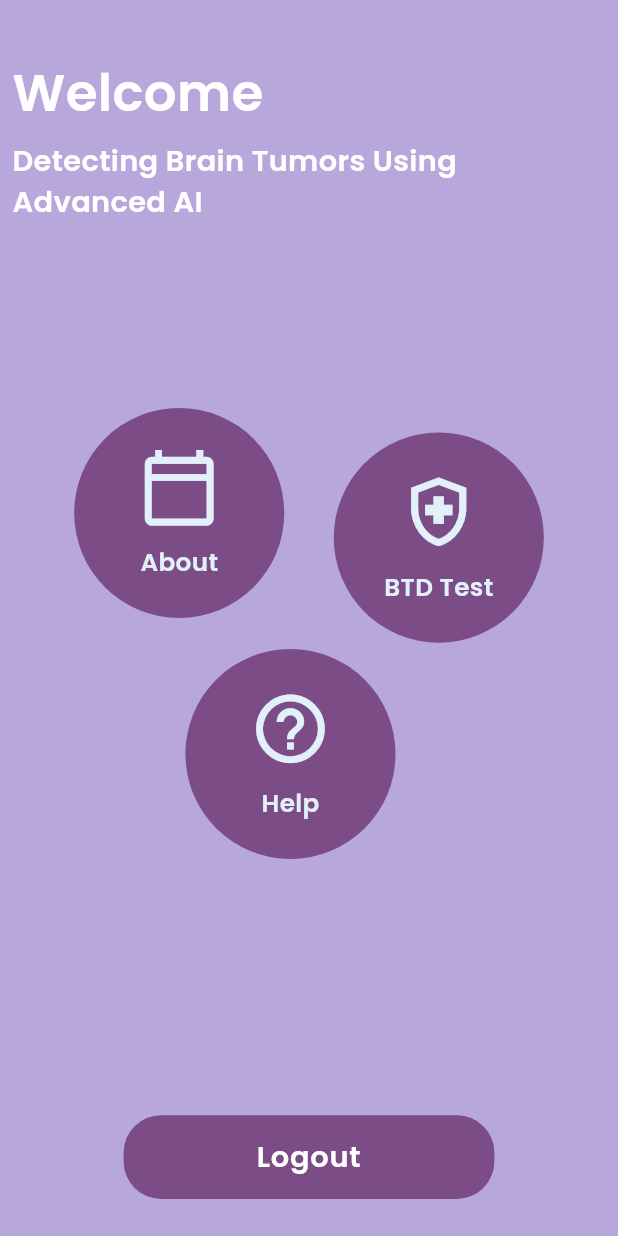
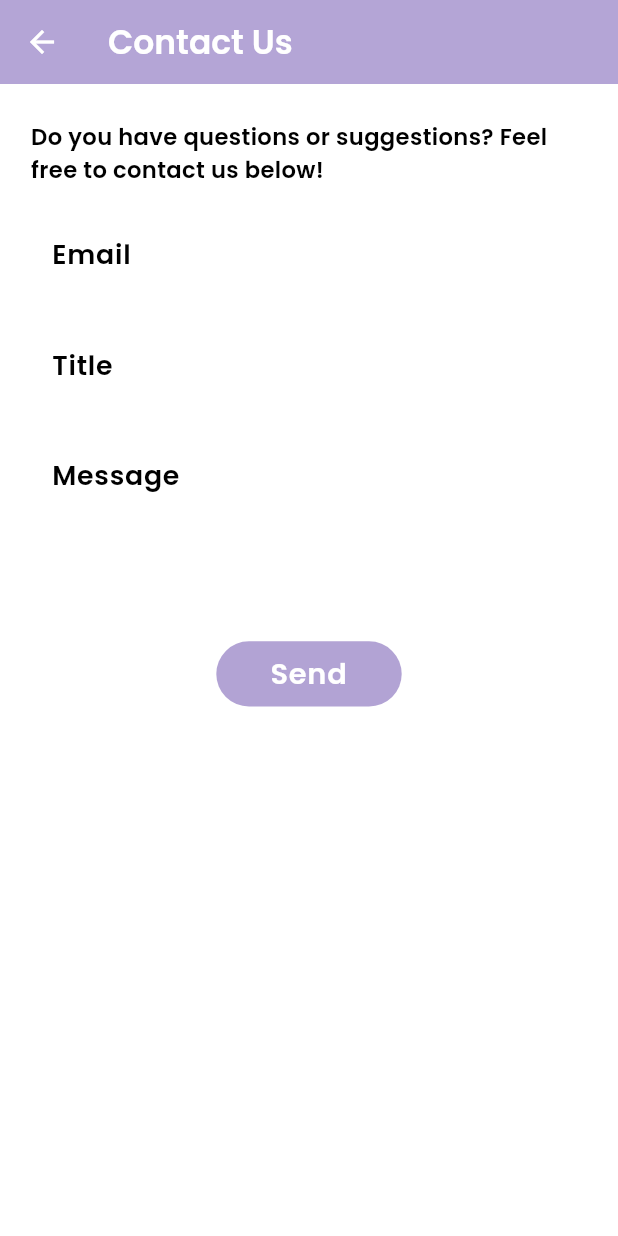
Before and after one commit to AbdulRahmanMudasser/neurocare-hub, a Flutter app: the HomePage screen opened by its route, after a tap on "Help", on a phone screen of 412 x 824 dp. Run offline on Flutter 3.47's test engine with Material 3 defaults, Android fonts, the phone set to English and light mode, and no system bars; our stand-ins replace get.

Commit message:
Help Page Completed

```diff
--- a/lib/controllers/home_controller.dart
+++ b/lib/controllers/home_controller.dart
@@ -1,3 +1,4 @@
+import 'package:flutter/material.dart';
 import 'package:get/get.dart';
 
 class HomeController extends GetxController {
@@ -10,4 +11,49 @@ class HomeController extends GetxController {
   navigateToAboutPage() {
     return Get.toNamed("/about");
   }
+
+  // navigate to help page
+  navigateToHelpPage() {
+    return Get.toNamed("/help");
+  }
+
+  TextEditingController helpEmailController = TextEditingController();
+  TextEditingController helpTitleController = TextEditingController();
+  TextEditingController helpQueryController = TextEditingController();
+
+  // method to validate email text field
+  String? validateEmailTextField(String? value) {
+    if (value!.isEmpty) {
+      return "Please enter valid Email";
+    }
+
+    return null;
+  }
+
+  // method to validate title text field
+  String? validateTitleTextField(String? value) {
+    if (value!.isEmpty) {
+      return "Please enter correct Title";
+    }
+
+    return null;
+  }
+
+  // method to validate query text field
+  String? validateQueryTextField(String? value) {
+    if (value!.isEmpty) {
+      return "Please enter a Query";
+    }
+
+    return null;
+  }
+
+  @override
+  void dispose() {
+    helpEmailController.dispose();
+    helpTitleController.dispose();
+    helpQueryController.dispose();
+
+    super.dispose();
+  }
 }
--- a/lib/pages/about_page.dart
+++ b/lib/pages/about_page.dart
@@ -77,9 +77,9 @@ class AboutPage extends StatelessWidget {
                   height: 20.0.hp,
                   width: 40.0.wp,
                   fit: BoxFit.cover,
-                )
+                ),
               ],
-            )
+            ),
           ],
         ),
       ),
--- /dev/null
+++ b/lib/pages/contact_us_page.dart
@@ -0,0 +1,95 @@
+import 'package:flutter/material.dart';
+import 'package:get/get.dart';
+import 'package:neuro_care_hub_app/controllers/home_controller.dart';
+import 'package:neuro_care_hub_app/utils/extensions/size_extension.dart';
+import 'package:neuro_care_hub_app/utils/methods/alert_dialog.dart';
+import 'package:neuro_care_hub_app/utils/styles/text_styles.dart';
+import 'package:neuro_care_hub_app/utils/widgets/reusable%20widgets/reusable_button.dart';
+import 'package:neuro_care_hub_app/utils/widgets/reusable%20widgets/text_form_field.dart';
+
+class HelpPage extends StatelessWidget {
+  HelpPage({super.key});
+
+  final HomeController homeController = Get.find();
+
+  @override
+  Widget build(BuildContext context) {
+    return Scaffold(
+      backgroundColor: Colors.white.withOpacity(0.98),
+      appBar: AppBar(
+        foregroundColor: Colors.white,
+        backgroundColor: const Color(0xffb4a5d6),
+        title: Text(
+          "Contact Us",
+          style: TextStyles.boldDarkLargeTextStyle().copyWith(color: Colors.white),
+        ),
+      ),
+      body: Padding(
+        padding: EdgeInsets.symmetric(horizontal: 5.0.wp, vertical: 3.0.hp),
+        child: Column(
+          crossAxisAlignment: CrossAxisAlignment.start,
+          children: [
+            Text(
+              "Do you have questions or suggestions? Feel free to contact us below!",
+              style: TextStyles.boldDarkSmallTextStyle().copyWith(fontWeight: FontWeight.w200),
+              softWrap: true,
+            ),
+            SizedBox(
+              height: 2.0.hp,
+            ),
+            ReusableTextFormField(
+              controller: homeController.helpEmailController,
+              hintText: "Email",
+              icon: null,
+              validator: (value) => homeController.validateEmailTextField(value),
+              keyboardType: TextInputType.emailAddress,
+              obscureText: false,
+            ),
+            SizedBox(
+              height: 2.0.hp,
+            ),
+            ReusableTextFormField(
+              controller: homeController.helpTitleController,
+              hintText: "Title",
+              icon: null,
+              validator: (value) => homeController.validateEmailTextField(value),
+              keyboardType: TextInputType.emailAddress,
+              obscureText: false,
+            ),
+            SizedBox(
+              height: 2.0.hp,
+            ),
+            ReusableTextFormField(
+              controller: homeController.helpQueryController,
+              hintText: "Message",
+              icon: null,
+              validator: (value) => homeController.validateEmailTextField(value),
+              keyboardType: TextInputType.emailAddress,
+              obscureText: false,
+              maxLines: 6,
+            ),
+
+            SizedBox(
+              height: 10.0.hp,
+            ),
+
+            // send button
+            Align(
+              alignment: Alignment.center,
+              child: ReusableButton(
+                onTap: () => AlertDialogs.messageAlertDialog(
+                  Icons.check_circle,
+                  "Your Query Has Been Sent",
+                ),
+                text: "Send",
+                color: const Color(0xffb2a3d4),
+                verticalPadding: 1,
+                width: 30,
+              ),
+            ),
+          ],
+        ),
+      ),
+    );
+  }
+}
--- a/lib/pages/home_page.dart
+++ b/lib/pages/home_page.dart
@@ -110,7 +110,7 @@ class HomePage extends StatelessWidget {
                 crossAxisAlignment: CrossAxisAlignment.start,
                 children: [
                   CircleNavigator(
-                    onTap: () {},
+                    onTap: () => homeController.navigateToHelpPage(),
                     icon: Icons.help_outline,
                     text: "Help",
                   ),
--- a/lib/routes/routes.dart
+++ b/lib/routes/routes.dart
@@ -2,6 +2,7 @@ import 'package:get/get.dart';
 import 'package:neuro_care_hub_app/controllers/authentication_controller.dart';
 import 'package:neuro_care_hub_app/controllers/home_controller.dart';
 import 'package:neuro_care_hub_app/pages/about_page.dart';
+import 'package:neuro_care_hub_app/pages/contact_us_page.dart';
 import 'package:neuro_care_hub_app/pages/home_page.dart';
 import 'package:neuro_care_hub_app/pages/sign_up_page.dart';
 import 'package:neuro_care_hub_app/pages/splash_page.dart';
@@ -53,5 +54,12 @@ class AppRoutes {
         Get.put(HomeController());
       }),
     ),
+    GetPage(
+      name: HELP,
+      page: () => HelpPage(),
+      binding: BindingsBuilder(() {
+        Get.put(HomeController());
+      }),
+    ),
   ];
 }
--- a/lib/utils/styles/text_field_borders_styles.dart
+++ b/lib/utils/styles/text_field_borders_styles.dart
@@ -30,4 +30,34 @@ class TextFieldBorderStyles {
     borderRadius: BorderRadius.circular(10),
     borderSide: BorderSide.none,
   );
+
+  static UnderlineInputBorder underlineBorder = UnderlineInputBorder(
+    borderRadius: BorderRadius.circular(10),
+    borderSide: const BorderSide(color: Colors.black),
+  );
+
+  static OutlineInputBorder underlineDisableBorder = OutlineInputBorder(
+    borderRadius: BorderRadius.circular(10),
+    borderSide: const BorderSide(color: Colors.black),
+  );
+
+  static OutlineInputBorder underlineErrorBorder = OutlineInputBorder(
+    borderRadius: BorderRadius.circular(10),
+    borderSide: BorderSide.none,
+  );
+
+  static OutlineInputBorder underlineEnabledBorder = OutlineInputBorder(
+    borderRadius: BorderRadius.circular(10),
+    borderSide: BorderSide.none,
+  );
+
+  static OutlineInputBorder underlineFocusedBorder = OutlineInputBorder(
+    borderRadius: BorderRadius.circular(10),
+    borderSide: BorderSide.none,
+  );
+
+  static OutlineInputBorder underlineFocusedErrorBorder = OutlineInputBorder(
+    borderRadius: BorderRadius.circular(10),
+    borderSide: BorderSide.none,
+  );
 }
--- a/lib/utils/widgets/reusable widgets/text_form_field.dart
+++ b/lib/utils/widgets/reusable widgets/text_form_field.dart
@@ -13,14 +13,16 @@ class ReusableTextFormField extends StatelessWidget {
     required this.validator,
     required this.keyboardType,
     required this.obscureText,
+    this.maxLines = 1,
   });
 
   final TextEditingController controller;
   final String hintText;
-  final IconData icon;
+  final IconData? icon;
   final String? Function(String?)? validator;
   final TextInputType keyboardType;
   final bool obscureText;
+  final int maxLines;
 
   @override
   Widget build(BuildContext context) {
@@ -30,7 +32,7 @@ class ReusableTextFormField extends StatelessWidget {
         fontSize: 13.0.sp,
       ),
       controller: controller,
-      maxLines: 1,
+      maxLines: maxLines,
       obscureText: obscureText,
       minLines: 1,
       cursorColor: Colors.transparent,
@@ -39,7 +41,7 @@ class ReusableTextFormField extends StatelessWidget {
       validator: validator,
       decoration: InputDecoration(
         // contentPadding: EdgeInsets.symmetric(horizontal: 1.5.wp, vertical: 1.75.hp),
-        contentPadding: const EdgeInsets.symmetric(horizontal: 0, vertical: 15),
+        contentPadding: const EdgeInsets.symmetric(horizontal: 10, vertical: 15),
         alignLabelWithHint: true,
         enabled: true,
         focusColor: Colors.transparent,
@@ -49,7 +51,7 @@ class ReusableTextFormField extends StatelessWidget {
           fontWeight: FontWeight.w500,
           fontSize: 13.0.sp,
         ),
-        prefixIcon: Icon(icon),
+        prefixIcon: icon != null ? Icon(icon) : null,
         fillColor: Colors.white,
         filled: true,
         border: TextFieldBorderStyles.border,
```
Also changed, not shown: lib/controllers/authentication_controller.dart (+12 -0 lines), lib/utils/methods/alert_dialog.dart (added, +36 -0 lines).
